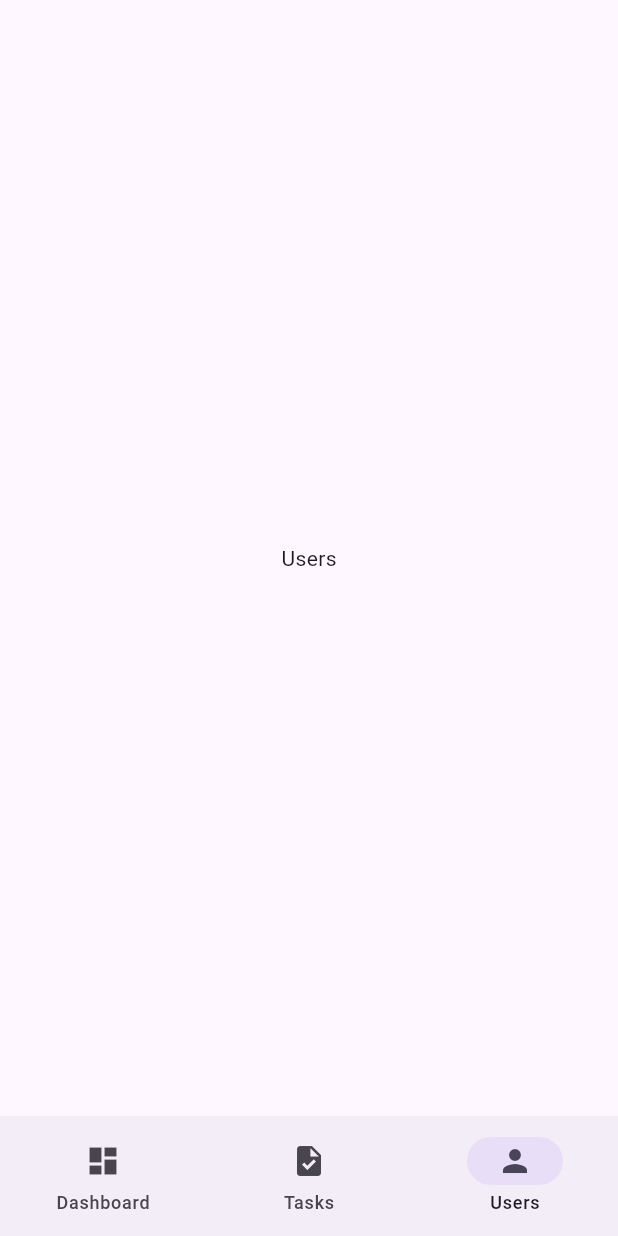
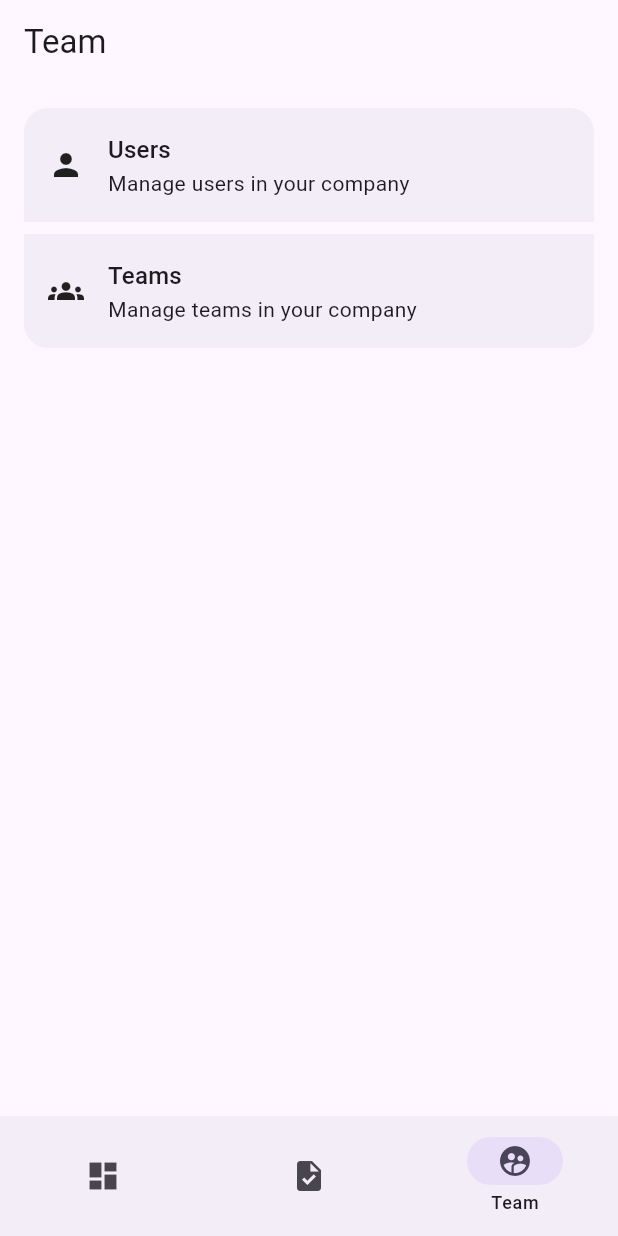
Before and after one commit to InvenzaApp/Invenza-Mobile, a Flutter app: the screen it shows after launch, item 3 of the bottom bar chosen, on a phone screen of 412 x 824 dp. Run offline on Flutter 3.47's test engine with Material 3 defaults, Android fonts, the light colour scheme and no system bars; our stand-ins replace auto_route; generated files the repository leaves out were written again.

Commit message:
MA-2 Added TeamPage and ListTile

```diff
--- a/lib/app/screens/app/helpers/app_navigation_destinations.dart
+++ b/lib/app/screens/app/helpers/app_navigation_destinations.dart
@@ -17,14 +17,14 @@ class AppNavigationDestinations {
           label: "Tasks",
         ),
         NavigationDestination(
-          icon: Icon(Icons.person),
-          label: "Users",
+          icon: Icon(Icons.supervised_user_circle),
+          label: "Team",
         ),
       ];
 
   List<PageRouteInfo<Object?>> getRoutesList() => const [
         DashboardRoute(),
         TasksRoute(),
-        UsersRoute(),
+        TeamRoute(),
       ];
 }
--- a/lib/app/screens/app/routing/app_routes.dart
+++ b/lib/app/screens/app/routing/app_routes.dart
@@ -17,7 +17,7 @@ abstract class AppRoutes {
             ),
             AutoRoute(
               path: 'users',
-              page: UsersRoute.page,
+              page: TeamRoute.page,
             ),
           ],
         ),
--- /dev/null
+++ b/lib/app/screens/app/screens/team/view/team_page.dart
@@ -0,0 +1,40 @@
+import 'package:app/app/shared/widgets/i_app_bar.dart';
+import 'package:app/app/shared/widgets/i_list_tile/i_list_tile.dart';
+import 'package:app/variables.dart';
+import 'package:auto_route/auto_route.dart';
+import 'package:flutter/material.dart';
+
+@RoutePage()
+class TeamPage extends StatelessWidget {
+  const TeamPage({super.key});
+
+  @override
+  Widget build(BuildContext context) {
+    return Scaffold(
+      appBar: iAppBar(
+        context: context,
+        title: "Team",
+        showBackButton: false,
+      ),
+      body: Padding(
+        padding: largePadding,
+        child: IListTile(
+          children: [
+            IListTileItem(
+              title: "Users",
+              subtitle: "Manage users in your company",
+              icon: Icons.person,
+              onPressed: (){},
+            ),
+            IListTileItem(
+              title: "Teams",
+              subtitle: "Manage teams in your company",
+              icon: Icons.groups,
+              onPressed: (){}
+            ),
+          ],
+        ),
+      ),
+    );
+  }
+}
--- a/lib/app/screens/app/screens/users/view/users_page.dart
+++ /dev/null
@@ -1,14 +0,0 @@
-import 'package:auto_route/annotations.dart';
-import 'package:flutter/material.dart';
-
-@RoutePage()
-class UsersPage extends StatelessWidget {
-  const UsersPage({super.key});
-
-  @override
-  Widget build(BuildContext context) {
-    return Scaffold(
-      body: Center(child: Text("Users")),
-    );
-  }
-}
--- a/lib/app/screens/app/view/app_page.dart
+++ b/lib/app/screens/app/view/app_page.dart
@@ -14,6 +14,7 @@ class AppPage extends StatelessWidget {
       routes: nav.getRoutesList(),
       bottomNavigationBuilder: (context, tabsRouter) {
         return NavigationBar(
+          labelBehavior: NavigationDestinationLabelBehavior.onlyShowSelected,
           destinations: nav.getDestinationList(),
           selectedIndex: tabsRouter.activeIndex,
           onDestinationSelected: tabsRouter.setActiveIndex,
--- /dev/null
+++ b/lib/app/shared/widgets/i_app_bar.dart
@@ -0,0 +1,17 @@
+import 'package:auto_route/auto_route.dart';
+import 'package:flutter/material.dart';
+
+PreferredSizeWidget iAppBar({
+  required BuildContext context,
+  required String title,
+  bool showBackButton = true,
+}) =>
+    AppBar(
+      title: Text(title),
+      leading: showBackButton
+          ? IconButton(
+        onPressed: context.maybePop,
+        icon: const Icon(Icons.chevron_left),
+      )
+          : null,
+    );
--- /dev/null
+++ b/lib/app/shared/widgets/i_list_tile/helpers/i_list_tile_item_widget_border_radius.dart
@@ -0,0 +1,42 @@
+import 'package:app/variables.dart';
+import 'package:flutter/material.dart';
+
+BorderRadiusGeometry getInkBorderRadius(int index, int listLength) {
+  if (index == 0) {
+    return BorderRadius.only(
+      topLeft: Radius.circular(largeValue),
+      topRight: Radius.circular(largeValue),
+    );
+  }
+
+  if (index == listLength - 1) {
+    return BorderRadius.only(
+      bottomLeft: Radius.circular(largeValue),
+      bottomRight: Radius.circular(largeValue),
+    );
+  }
+
+  return BorderRadius.zero;
+}
+
+BorderRadius getInkWellBorderRadius(int index, int listLength) {
+  if(listLength == 0){
+    return BorderRadius.circular(largeValue);
+  }
+
+  if (index == 0) {
+    return BorderRadius.only(
+      topLeft: Radius.circular(largeValue),
+      topRight: Radius.circular(largeValue),
+    );
+  }
+
+  if (index == listLength - 1) {
+    return BorderRadius.only(
+      bottomLeft: Radius.circular(largeValue),
+      bottomRight: Radius.circular(largeValue),
+    );
+  }
+
+  return BorderRadius.zero;
+}
--- /dev/null
+++ b/lib/app/shared/widgets/i_list_tile/i_list_tile.dart
@@ -0,0 +1,3 @@
+export 'models/i_list_tile_item.dart';
+export 'widgets/i_list_tile.dart';
+export 'widgets/i_list_tile_item_widget.dart';
--- /dev/null
+++ b/lib/app/shared/widgets/i_list_tile/models/i_list_tile_item.dart
@@ -0,0 +1,15 @@
+import 'package:flutter/material.dart';
+
+class IListTileItem {
+  const IListTileItem({
+    this.title,
+    this.subtitle,
+    this.icon,
+    this.onPressed,
+  });
+
+  final String? title;
+  final String? subtitle;
+  final IconData? icon;
+  final VoidCallback? onPressed;
+}
--- /dev/null
+++ b/lib/app/shared/widgets/i_list_tile/widgets/i_list_tile.dart
@@ -0,0 +1,31 @@
+import 'package:app/app/shared/widgets/i_list_tile/models/i_list_tile_item.dart';
+import 'package:app/app/shared/widgets/i_list_tile/widgets/i_list_tile_item_widget.dart';
+import 'package:app/variables.dart';
+import 'package:flutter/material.dart';
+
+class IListTile extends StatelessWidget {
+  const IListTile({required this.children, super.key});
+
+  final List<IListTileItem> children;
+
+  @override
+  Widget build(BuildContext context) {
+    return ListView.builder(
+      itemCount: children.length,
+      itemBuilder: (context, index) {
+        return Column(
+          children: [
+            IListTileItemWidget(
+              child: children[index],
+              listLength: children.length,
+              index: index,
+            ),
+
+            if(index != children.length - 1)
+              SizedBox(height: smallValue),
+          ],
+        );
+      },
+    );
+  }
+}
--- /dev/null
+++ b/lib/app/shared/widgets/i_list_tile/widgets/i_list_tile_item_widget.dart
@@ -0,0 +1,58 @@
+import 'package:app/app/extensions/color_extension.dart';
+import 'package:app/app/extensions/text_extension.dart';
+import 'package:app/app/shared/widgets/i_list_tile/helpers/i_list_tile_item_widget_border_radius.dart';
+import 'package:app/app/shared/widgets/i_list_tile/models/i_list_tile_item.dart';
+import 'package:app/variables.dart';
+import 'package:flutter/material.dart';
+
+class IListTileItemWidget extends StatelessWidget {
+  const IListTileItemWidget({
+    required this.child,
+    required this.listLength,
+    required this.index,
+    super.key,
+  });
+
+  final IListTileItem child;
+  final int index;
+  final int listLength;
+
+  @override
+  Widget build(BuildContext context) {
+    return InkWell(
+      onTap: child.onPressed,
+      borderRadius: getInkWellBorderRadius(index, listLength),
+      child: Ink(
+        padding: largePadding,
+        decoration: BoxDecoration(
+          color: context.container,
+          borderRadius: getInkBorderRadius(index, listLength),
+        ),
+        child: Row(
+          spacing: largeValue,
+          children: [
+            if (child.icon != null)
+              Icon(
+                child.icon,
+              ),
+            Column(
+              crossAxisAlignment: CrossAxisAlignment.start,
+              children: [
+                if (child.title != null)
+                  Text(
+                    child.title!,
+                    style: context.titleMedium,
+                  ),
+                if (child.subtitle != null)
+                  Text(
+                    child.subtitle!,
+                    style: context.bodyMedium,
+                  ),
+              ],
+            ),
+          ],
+        ),
+      ),
+    );
+  }
+}
--- /dev/null
+++ b/lib/variables.dart
@@ -0,0 +1,9 @@
+import 'package:flutter/material.dart';
+
+double smallValue = 8;
+double mediumValue = 12;
+double largeValue = 16;
+
+EdgeInsets get smallPadding => EdgeInsets.all(smallValue);
+EdgeInsets get mediumPadding => EdgeInsets.all(mediumValue);
+EdgeInsets get largePadding => EdgeInsets.all(largeValue);
```
Also changed, not shown: lib/app/extensions/color_extension.dart (added, +38 -0 lines), lib/app/extensions/text_extension.dart (added, +19 -0 lines).
